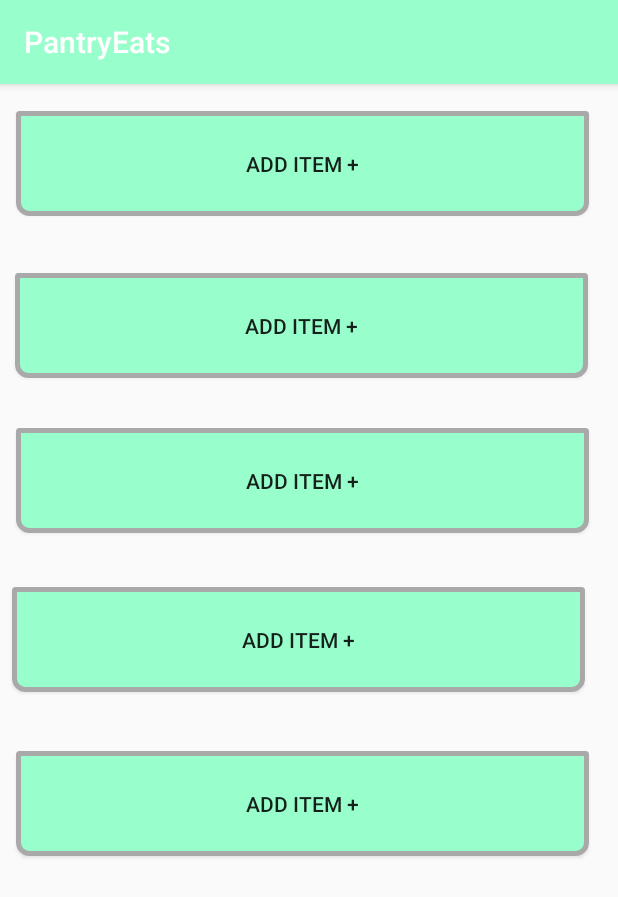
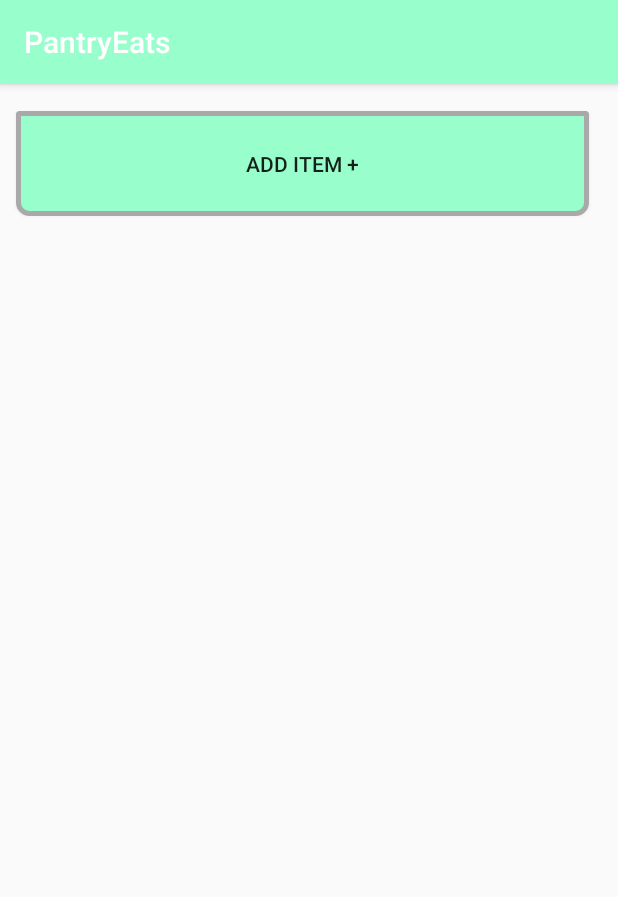
Before and after one commit to Daut13/pantryrecipe1.1, an Android app: the FoodSelect screen opened directly, with no data from a screen before it, on a phone screen of 412 x 824 dp. Shown: the top 897 px of the screen. Run offline under Robolectric (Android 15) with nearby library versions, the phone set to English and light mode, and no system bars.

Commit message:
Food Select was changed, removed un-necessary buttons and added a list which we can use to populate after searching for foods, selecting a food will add it to the list on this page. I have commented out an example of a list so we can go off of that to create a new one. Edited activity_food_select to reflect the new changes. Edited app_bar_main to have buttons for navigation immediately upon launching. Other misc. updates

```diff
--- a/app/src/main/java/com/example/jacob/myapplication/FoodSelect.java
+++ b/app/src/main/java/com/example/jacob/myapplication/FoodSelect.java
@@ -8,13 +8,16 @@ import android.widget.Button;
 
 public class FoodSelect extends AppCompatActivity {
 
+   /* ListView search_food;
+    ArrayAdapter<String> adapter;
+*/
     @Override
     protected void onCreate(Bundle savedInstanceState) {
         super.onCreate(savedInstanceState);
         setContentView(R.layout.activity_food_select);
 
         Button button;
-        button = (Button) findViewById(R.id.button);
+        button = findViewById(R.id.button);
         button.setOnClickListener(new View.OnClickListener() {
 
             @Override
@@ -23,49 +26,18 @@ public class FoodSelect extends AppCompatActivity {
                 startActivity(i);
             }
         });
+/*
+        search_food = findViewById(R.id.search_food);
 
-        Button button2;
-        button2 = (Button) findViewById(R.id.button2);
-        button2.setOnClickListener(new View.OnClickListener() {
+        ArrayList<String> arrayFood = new ArrayList<>();
+        arrayFood.addAll(Arrays.asList(getResources().getStringArray(R.array.my_foods)));
 
-            @Override
-            public void onClick(View view) {
-                Intent i = new Intent(FoodSelect.this,TypeSelect.class);
-                startActivity(i);
-            }
-        });
+        adapter = new ArrayAdapter<>(
+                FoodSelect.this,
+                android.R.layout.simple_list_item_1,
+                arrayFood
+        );
 
-        Button button3;
-        button3 = (Button) findViewById(R.id.button3);
-        button3.setOnClickListener(new View.OnClickListener() {
-
-            @Override
-            public void onClick(View view) {
-                Intent i = new Intent(FoodSelect.this,TypeSelect.class);
-                startActivity(i);
-            }
-        });
-
-        Button button4;
-        button4 = (Button) findViewById(R.id.button4);
-        button4.setOnClickListener(new View.OnClickListener() {
-
-            @Override
-            public void onClick(View view) {
-                Intent i = new Intent(FoodSelect.this,TypeSelect.class);
-                startActivity(i);
-            }
-        });
-
-        Button button5;
-        button5 = (Button) findViewById(R.id.button5);
-        button5.setOnClickListener(new View.OnClickListener() {
-
-            @Override
-            public void onClick(View view) {
-                Intent i = new Intent(FoodSelect.this,TypeSelect.class);
-                startActivity(i);
-            }
-        });
+        search_food.setAdapter(adapter);*/
     }
 }
--- a/app/src/main/res/layout/activity_food_select.xml
+++ b/app/src/main/res/layout/activity_food_select.xml
@@ -6,6 +6,23 @@
     android:layout_height="match_parent"
     tools:context="com.example.jacob.myapplication.FoodSelect">
 
+
+    <ListView
+        android:id="@+id/search_food"
+        android:layout_width="427dp"
+        android:layout_height="506dp"
+        android:layout_marginBottom="8dp"
+        android:layout_marginEnd="8dp"
+        android:layout_marginLeft="8dp"
+        android:layout_marginRight="8dp"
+        android:layout_marginStart="8dp"
+        android:layout_marginTop="8dp"
+        android:layout_weight="1"
+        android:padding="10dp"
+        app:layout_constraintBottom_toBottomOf="parent"
+        app:layout_constraintEnd_toEndOf="parent"
+        app:layout_constraintStart_toStartOf="parent"
+        app:layout_constraintTop_toBottomOf="@+id/button" />
 
     <Button
         android:id="@+id/button"
@@ -22,67 +39,4 @@
         app:layout_constraintTop_toTopOf="parent"
         app:layout_constraintVertical_bias="0.015" />
 
-    <Button
-        android:id="@+id/button2"
-        android:layout_width="382dp"
-        android:layout_height="70dp"
-        android:layout_marginBottom="8dp"
-        android:layout_marginTop="8dp"
-        android:background="@drawable/buttonshape"
-        android:text="@string/additem"
-        app:layout_constraintBottom_toBottomOf="parent"
-        app:layout_constraintEnd_toEndOf="parent"
-        app:layout_constraintHorizontal_bias="0.344"
-        app:layout_constraintStart_toStartOf="parent"
-        app:layout_constraintTop_toTopOf="@+id/button"
-        app:layout_constraintVertical_bias="0.151" />
-
-    <Button
-        android:id="@+id/button3"
-        android:layout_width="382dp"
-        android:layout_height="70dp"
-        android:layout_marginBottom="8dp"
-        android:layout_marginTop="8dp"
-        android:background="@drawable/buttonshape"
-        android:text="@string/additem"
-        app:layout_constraintBottom_toBottomOf="parent"
-        app:layout_constraintEnd_toEndOf="parent"
-        app:layout_constraintHorizontal_bias="0.352"
-        app:layout_constraintStart_toStartOf="parent"
-        app:layout_constraintTop_toTopOf="@+id/button"
-        app:layout_constraintVertical_bias="0.306" />
-
-    <Button
-        android:id="@+id/button4"
-        android:layout_width="382dp"
-        android:layout_height="70dp"
-        android:layout_marginBottom="8dp"
-        android:layout_marginLeft="16dp"
-        android:layout_marginStart="8dp"
-        android:layout_marginTop="8dp"
-        android:background="@drawable/buttonshape"
-        android:text="@string/additem"
-        app:layout_constraintBottom_toBottomOf="parent"
-        app:layout_constraintEnd_toEndOf="parent"
-        app:layout_constraintHorizontal_bias="0.0"
-        app:layout_constraintLeft_toLeftOf="parent"
-        app:layout_constraintStart_toStartOf="parent"
-        app:layout_constraintTop_toTopOf="@+id/button"
-        app:layout_constraintVertical_bias="0.466" />
-
-    <Button
-        android:id="@+id/button5"
-        android:layout_width="382dp"
-        android:layout_height="70dp"
-        android:layout_marginBottom="8dp"
-        android:layout_marginTop="8dp"
-        android:background="@drawable/buttonshape"
-        android:text="@string/additem"
-        app:layout_constraintBottom_toBottomOf="parent"
-        app:layout_constraintEnd_toEndOf="parent"
-        app:layout_constraintHorizontal_bias="0.352"
-        app:layout_constraintStart_toStartOf="parent"
-        app:layout_constraintTop_toTopOf="@+id/button"
-        app:layout_constraintVertical_bias="0.631" />
-
 </android.support.constraint.ConstraintLayout>
--- a/app/src/main/res/layout/app_bar_main.xml
+++ b/app/src/main/res/layout/app_bar_main.xml
@@ -48,10 +48,10 @@
         android:layout_width="0dp"
         android:layout_height="wrap_content"
         android:layout_marginTop="28dp"
-        android:fontFamily="sans-serif-smallcaps"
+        app:fontFamily="sans-serif-smallcaps"
         android:text="@string/app_name"
         android:textAlignment="center"
-        android:textSize="60sp"
+        android:textSize="50sp"
         app:layout_constraintEnd_toEndOf="parent"
         app:layout_constraintHorizontal_bias="0.0"
         app:layout_constraintStart_toStartOf="parent"
```
